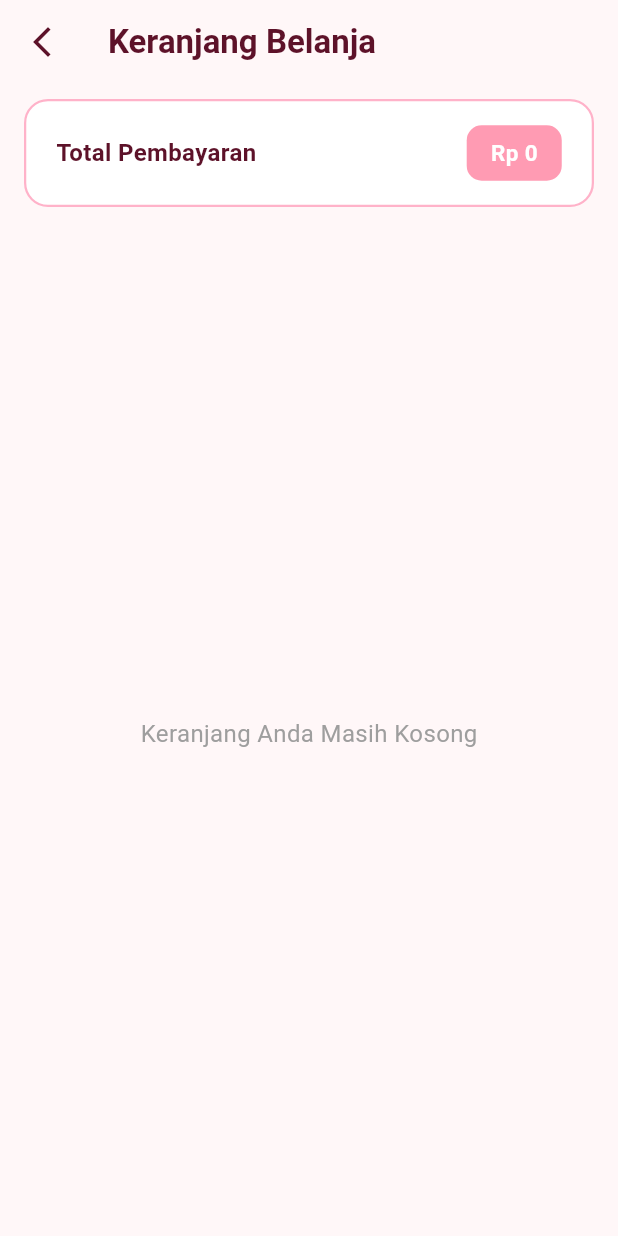
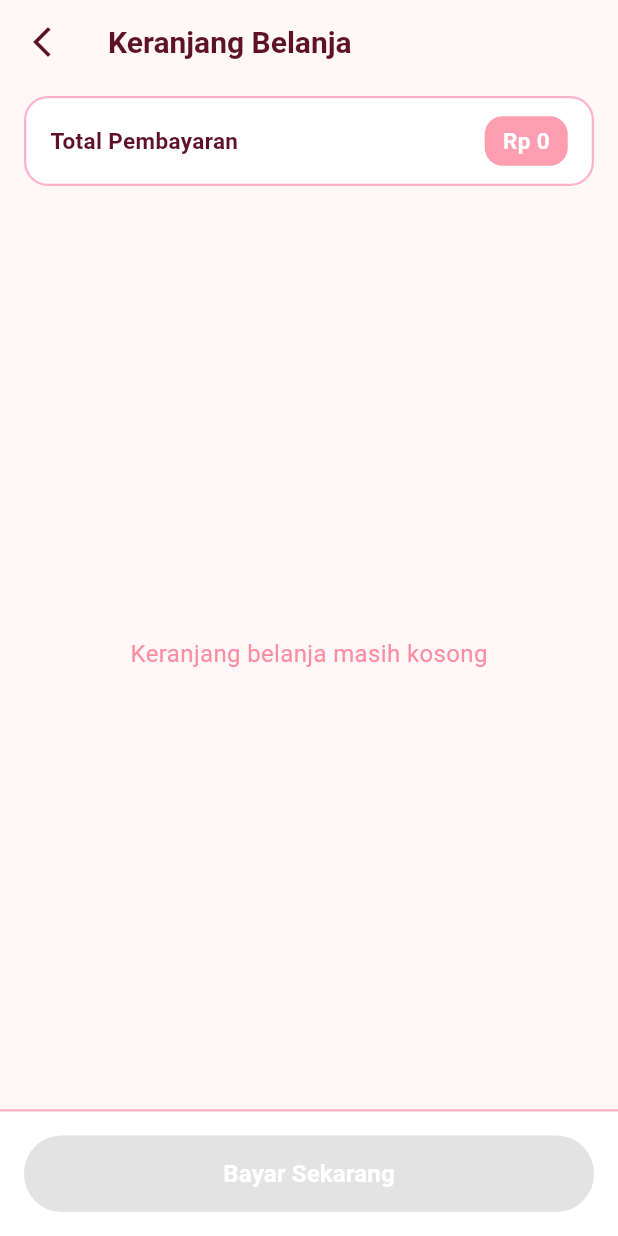
Before and after one commit to sheryafrin42-jpg/Cherish, a Flutter app: the screen it shows after launch, after a tap on the "shopping bag" icon, on a phone screen of 412 x 824 dp. Run offline on Flutter 3.47's test engine with Material 3 defaults, Android fonts, the phone set to English and light mode, and no system bars.

Commit message:
Menghapus edit product, mengaktifkan fitur pencarian dan tombol bayar

```diff
--- a/lib/providers/cart_provider.dart
+++ b/lib/providers/cart_provider.dart
@@ -129,8 +129,8 @@ class CartProvider with ChangeNotifier {
     }
   }
 
-  void addProduct(Product product) {
-    _items.add(product);
+  void clearCart() {
+    _cartItems.clear();
     notifyListeners();
   }
 }
--- a/lib/screens/cart_screen.dart
+++ b/lib/screens/cart_screen.dart
@@ -5,11 +5,59 @@ import '../providers/cart_provider.dart';
 class CartScreen extends StatelessWidget {
   const CartScreen({super.key});
 
+  void _showSuccessDialog(BuildContext context, CartProvider cart) {
+    showDialog(
+      context: context,
+      builder: (ctx) => AlertDialog(
+        shape: RoundedRectangleBorder(
+          borderRadius: BorderRadius.circular(20),
+        ),
+        title: const Row(
+          children: [
+            Icon(Icons.check_circle, color: Color(0xFFFF8DA1), size: 28),
+            SizedBox(width: 8),
+            Text(
+              'Pembayaran Berhasil',
+              style: TextStyle(
+                color: Color(0xFF5D1229),
+                fontWeight: FontWeight.bold,
+                fontSize: 18,
+              ),
+            ),
+          ],
+        ),
+        content: Text(
+          'Terima kasih telah berbelanja di Cherish!\nTotal pembayaran: Rp ${cart.totalAmount.toStringAsFixed(0)}',
+          style: const TextStyle(fontSize: 14, color: Color(0xFF5D1229)),
+        ),
+        actions: [
+          ElevatedButton(
+            style: ElevatedButton.styleFrom(
+              backgroundColor: const Color(0xFFFF8DA1),
+              shape: RoundedRectangleBorder(
+                borderRadius: BorderRadius.circular(12),
+              ),
+            ),
+            onPressed: () {
+              cart.clearCart();
+              Navigator.of(ctx).pop();
+              Navigator.of(context).pop();
+            },
+            child: const Text(
+              'OK',
+              style: TextStyle(color: Colors.white, fontWeight: FontWeight.bold),
+            ),
+          ),
+        ],
+      ),
+    );
+  }
+
   @override
   Widget build(BuildContext context) {
     final cart = Provider.of<CartProvider>(context);
-    final cartItemsKeys = cart.cartItems.keys.toList();
-    final cartItems = cart.cartItems.values.toList();
+    final cartItemsList = cart.cartItems.values.toList();
+    final cartKeysList = cart.cartItems.keys.toList();
 
     return Scaffold(
       backgroundColor: const Color(0xFFFFF7F8),
@@ -25,19 +73,15 @@ class CartScreen extends StatelessWidget {
           style: TextStyle(
             color: Color(0xFF5D1229),
             fontWeight: FontWeight.bold,
-            fontSize: 22,
+            fontSize: 20,
           ),
         ),
       ),
-      body: Padding(
-        padding: const EdgeInsets.symmetric(horizontal: 16.0),
-        child: Column(
+      body: Column(
         children: [
-            const SizedBox(height: 10),
-            // Card Total Pembayaran
           Container(
-              width: double.infinity,
-              padding: const EdgeInsets.symmetric(horizontal: 20, vertical: 16),
+            margin: const EdgeInsets.symmetric(horizontal: 16, vertical: 8),
+            padding: const EdgeInsets.symmetric(horizontal: 16, vertical: 12),
             decoration: BoxDecoration(
               color: Colors.white,
               borderRadius: BorderRadius.circular(16),
@@ -49,16 +93,16 @@ class CartScreen extends StatelessWidget {
                 const Text(
                   'Total Pembayaran',
                   style: TextStyle(
-                      fontSize: 16,
+                    fontSize: 15,
                     fontWeight: FontWeight.bold,
                     color: Color(0xFF5D1229),
                   ),
                 ),
                 Container(
-                    padding: const EdgeInsets.symmetric(horizontal: 16, vertical: 8),
+                  padding: const EdgeInsets.symmetric(horizontal: 12, vertical: 6),
                   decoration: BoxDecoration(
-                      color: const Color(0xFFFF9BB3),
-                      borderRadius: BorderRadius.circular(10),
+                    color: const Color(0xFFFF9EB1),
+                    borderRadius: BorderRadius.circular(12),
                   ),
                   child: Text(
                     'Rp ${cart.totalAmount.toStringAsFixed(0)}',
@@ -72,22 +116,21 @@ class CartScreen extends StatelessWidget {
               ],
             ),
           ),
-            const SizedBox(height: 16),
-
-            // Daftar Item Keranjang
           Expanded(
-              child: cartItems.isEmpty
+            child: cartItemsList.isEmpty
                 ? const Center(
                     child: Text(
-                        'Keranjang Anda Masih Kosong',
-                        style: TextStyle(color: Colors.grey, fontSize: 16),
+                      'Keranjang belanja masih kosong',
+                      style: TextStyle(color: Color(0xFFFF8DA1), fontSize: 16),
                     ),
                   )
                 : ListView.builder(
-                      itemCount: cartItems.length,
+                    padding: const EdgeInsets.symmetric(horizontal: 16, vertical: 8),
+                    itemCount: cartItemsList.length,
                     itemBuilder: (ctx, i) {
-                        final item = cartItems[i];
-                        final productId = cartItemsKeys[i];
+                      final item = cartItemsList[i];
+                      final productId = cartKeysList[i];
+
                       return Container(
                         margin: const EdgeInsets.only(bottom: 12),
                         padding: const EdgeInsets.all(12),
@@ -98,28 +141,22 @@ class CartScreen extends StatelessWidget {
                         ),
                         child: Row(
                           children: [
-                              // Gambar dengan border merah muda tebal
-                              Container(
-                                width: 70,
-                                height: 70,
-                                padding: const EdgeInsets.all(4),
-                                decoration: BoxDecoration(
-                                  color: const Color(0xFFFFF7F8),
-                                  borderRadius: BorderRadius.circular(14),
-                                  border: Border.all(color: const Color(0xFFFFD1DC), width: 1.5),
-                                ),
-                                child: ClipRRect(
-                                  borderRadius: BorderRadius.circular(10),
+                            ClipRRect(
+                              borderRadius: BorderRadius.circular(12),
+                              child: Container(
+                                width: 50,
+                                height: 50,
+                                color: const Color(0xFFFFF0F3),
                                 child: Image.asset(
                                   item.imageUrl,
                                   fit: BoxFit.cover,
                                   errorBuilder: (context, error, stackTrace) =>
-                                        const Icon(Icons.image, color: Colors.pink),
+                                      const Icon(Icons.image_not_supported,
+                                          color: Color(0xFFFF8DA1)),
                                 ),
                               ),
                             ),
                             const SizedBox(width: 12),
-                              // Detail Nama dan Harga
                             Expanded(
                               child: Column(
                                 crossAxisAlignment: CrossAxisAlignment.start,
@@ -128,7 +165,7 @@ class CartScreen extends StatelessWidget {
                                     item.title,
                                     style: const TextStyle(
                                       fontWeight: FontWeight.bold,
-                                        fontSize: 15,
+                                      fontSize: 14,
                                       color: Color(0xFF5D1229),
                                     ),
                                   ),
@@ -138,13 +175,12 @@ class CartScreen extends StatelessWidget {
                                     style: const TextStyle(
                                       color: Color(0xFF9E0038),
                                       fontWeight: FontWeight.bold,
-                                        fontSize: 13,
+                                      fontSize: 12,
                                     ),
                                   ),
                                 ],
                               ),
                             ),
-                              // Kontrol Jumlah (- 1 x +)
                             Row(
                               children: [
                                 GestureDetector(
@@ -152,29 +188,31 @@ class CartScreen extends StatelessWidget {
                                   child: const Text(
                                     '—',
                                     style: TextStyle(
-                                        fontSize: 18,
+                                      fontSize: 16,
                                       fontWeight: FontWeight.bold,
                                       color: Color(0xFF5D1229),
                                     ),
                                   ),
                                 ),
                                 Padding(
-                                    padding: const EdgeInsets.symmetric(horizontal: 10),
+                                  padding: const EdgeInsets.symmetric(horizontal: 8),
                                   child: Text(
                                     '${item.quantity} x',
                                     style: const TextStyle(
+                                      fontSize: 14,
                                       fontWeight: FontWeight.bold,
-                                        fontSize: 14,
                                       color: Color(0xFF5D1229),
                                     ),
                                   ),
                                 ),
                                 GestureDetector(
-                                    onTap: () => cart.addSingleItem(productId),
+                                  onTap: () {
+                                    cart.addSingleItem(productId);
+                                  },
                                   child: const Text(
                                     '+',
                                     style: TextStyle(
-                                        fontSize: 20,
+                                      fontSize: 18,
                                       fontWeight: FontWeight.bold,
                                       color: Color(0xFF5D1229),
                                     ),
@@ -188,8 +226,38 @@ class CartScreen extends StatelessWidget {
                     },
                   ),
           ),
+          Container(
+            width: double.infinity,
+            padding: const EdgeInsets.all(16),
+            decoration: const BoxDecoration(
+              color: Colors.white,
+              border: Border(
+                top: BorderSide(color: Color(0xFFFFB2C9), width: 1.5),
+              ),
+            ),
+            child: ElevatedButton(
+              onPressed: cart.cartItems.isEmpty || cart.totalAmount == 0
+                  ? null
+                  : () => _showSuccessDialog(context, cart),
+              style: ElevatedButton.styleFrom(
+                backgroundColor: const Color(0xFFFF8DA1),
+                padding: const EdgeInsets.symmetric(vertical: 14),
+                shape: RoundedRectangleBorder(
+                  borderRadius: BorderRadius.circular(25),
+                ),
+                elevation: 0,
+              ),
+              child: const Text(
+                'Bayar Sekarang',
+                style: TextStyle(
+                  color: Colors.white,
+                  fontSize: 16,
+                  fontWeight: FontWeight.bold,
+                ),
+              ),
+            ),
+          ),
         ],
-        ),
       ),
     );
   }
--- a/lib/screens/catalog_screen.dart
+++ b/lib/screens/catalog_screen.dart
@@ -1,66 +1,27 @@
-import 'dart:io';
-import 'package:flutter/foundation.dart';
 import 'package:flutter/material.dart';
 import 'package:provider/provider.dart';
 import '../providers/cart_provider.dart';
 import 'cart_screen.dart';
-import 'edit_product_screen.dart';
 
-class CatalogScreen extends StatelessWidget {
+class CatalogScreen extends StatefulWidget {
   const CatalogScreen({super.key});
 
-  Widget _buildProductImage(String imageUrl) {
-    final String decodedUrl = Uri.decodeFull(imageUrl);
-
-    if (decodedUrl.startsWith('http') || decodedUrl.startsWith('blob:')) {
-      return Image.network(
-        decodedUrl,
-        width: double.infinity,
-        height: 142,
-        fit: BoxFit.cover,
-        errorBuilder: (ctx, err, stack) => const Center(
-          child: Icon(Icons.broken_image, size: 50, color: Colors.pink),
-        ),
-      );
+  @override
+  State<CatalogScreen> createState() => _CatalogScreenState();
 }
 
-    if (decodedUrl.startsWith('assets/')) {
-      return Image.asset(
-        decodedUrl,
-        width: double.infinity,
-        height: 142,
-        fit: BoxFit.cover,
-        errorBuilder: (ctx, err, stack) => const Center(
-          child: Icon(Icons.broken_image, size: 50, color: Colors.pink),
-        ),
-      );
-    }
-
-    return kIsWeb
-        ? Image.network(
-            decodedUrl,
-            width: double.infinity,
-            height: 142,
-            fit: BoxFit.cover,
-            errorBuilder: (ctx, err, stack) => const Center(
-              child: Icon(Icons.broken_image, size: 50, color: Colors.pink),
-            ),
-          )
-        : Image.file(
-            File(decodedUrl),
-            width: double.infinity,
-            height: 142,
-            fit: BoxFit.cover,
-            errorBuilder: (ctx, err, stack) => const Center(
-              child: Icon(Icons.broken_image, size: 50, color: Colors.pink),
-            ),
-          );
-  }
+class _CatalogScreenState extends State<CatalogScreen> {
+  String _searchQuery = '';
 
   @override
   Widget build(BuildContext context) {
     final cartProvider = Provider.of<CartProvider>(context);
-    final products = cartProvider.items;
+    final allProducts = cartProvider.items;
+
+    // Logika Filter Pencarian Produk
+    final filteredProducts = allProducts.where((product) {
+      return product.title.toLowerCase().contains(_searchQuery.toLowerCase());
+    }).toList();
 
     return Scaffold(
       backgroundColor: const Color(0xFFFFF7F8),
@@ -75,17 +36,6 @@ class CatalogScreen extends StatelessWidget {
           ),
         ),
         actions: [
-          IconButton(
-            icon: const Icon(Icons.add, color: Colors.white, size: 28),
-            onPressed: () {
-              Navigator.of(context).push(
-                MaterialPageRoute(
-                  builder: (context) => const EditProductScreen(),
-                ),
-              );
-            },
-          ),
-          // Tombol Keranjang Belanja dengan Badge Angka
           Stack(
             alignment: Alignment.center,
             children: [
@@ -131,14 +81,29 @@ class CatalogScreen extends StatelessWidget {
       ),
       body: Column(
         children: [
-          // Search Bar
+          // Input Field Pencarian
           Padding(
             padding: const EdgeInsets.all(12.0),
             child: TextField(
+              onChanged: (value) {
+                setState(() {
+                  _searchQuery = value;
+                });
+              },
               decoration: InputDecoration(
                 hintText: 'Search Products',
                 hintStyle: const TextStyle(color: Colors.pinkAccent),
                 prefixIcon: const Icon(Icons.search, color: Colors.pinkAccent),
+                suffixIcon: _searchQuery.isNotEmpty
+                    ? IconButton(
+                        icon: const Icon(Icons.clear, color: Colors.pinkAccent),
+                        onPressed: () {
+                          setState(() {
+                            _searchQuery = '';
+                          });
+                        },
+                      )
+                    : null,
                 filled: true,
                 fillColor: Colors.white,
                 contentPadding: const EdgeInsets.symmetric(vertical: 0),
@@ -153,11 +118,18 @@ class CatalogScreen extends StatelessWidget {
               ),
             ),
           ),
-          // Grid Produk
+          // Grid Hasil Pencarian
           Expanded(
-            child: GridView.builder(
+            child: filteredProducts.isEmpty
+                ? const Center(
+                    child: Text(
+                      'Produk tidak ditemukan',
+                      style: TextStyle(color: Color(0xFFFF8DA1), fontSize: 16),
+                    ),
+                  )
+                : GridView.builder(
                     padding: const EdgeInsets.all(12),
-              itemCount: products.length,
+                    itemCount: filteredProducts.length,
                     gridDelegate: const SliverGridDelegateWithFixedCrossAxisCount(
                       crossAxisCount: 2,
                       childAspectRatio: 0.72,
@@ -165,7 +137,7 @@ class CatalogScreen extends StatelessWidget {
                       mainAxisSpacing: 12,
                     ),
                     itemBuilder: (ctx, i) {
-                final product = products[i];
+                      final product = filteredProducts[i];
                       return Container(
                         decoration: BoxDecoration(
                           color: Colors.white,
@@ -179,7 +151,15 @@ class CatalogScreen extends StatelessWidget {
                                 borderRadius: const BorderRadius.vertical(
                                   top: Radius.circular(14),
                                 ),
-                          child: _buildProductImage(product.imageUrl),
+                                child: Image.asset(
+                                  product.imageUrl,
+                                  width: double.infinity,
+                                  height: 142,
+                                  fit: BoxFit.cover,
+                                  errorBuilder: (ctx, err, stack) => const Center(
+                                    child: Icon(Icons.broken_image, size: 50, color: Colors.pink),
+                                  ),
+                                ),
                               ),
                             ),
                             Padding(
```
Also changed, not shown: lib/screens/edit_product_screen.dart (deleted, +0 -148 lines). Lines whose indentation alone changed are shown as unchanged.
